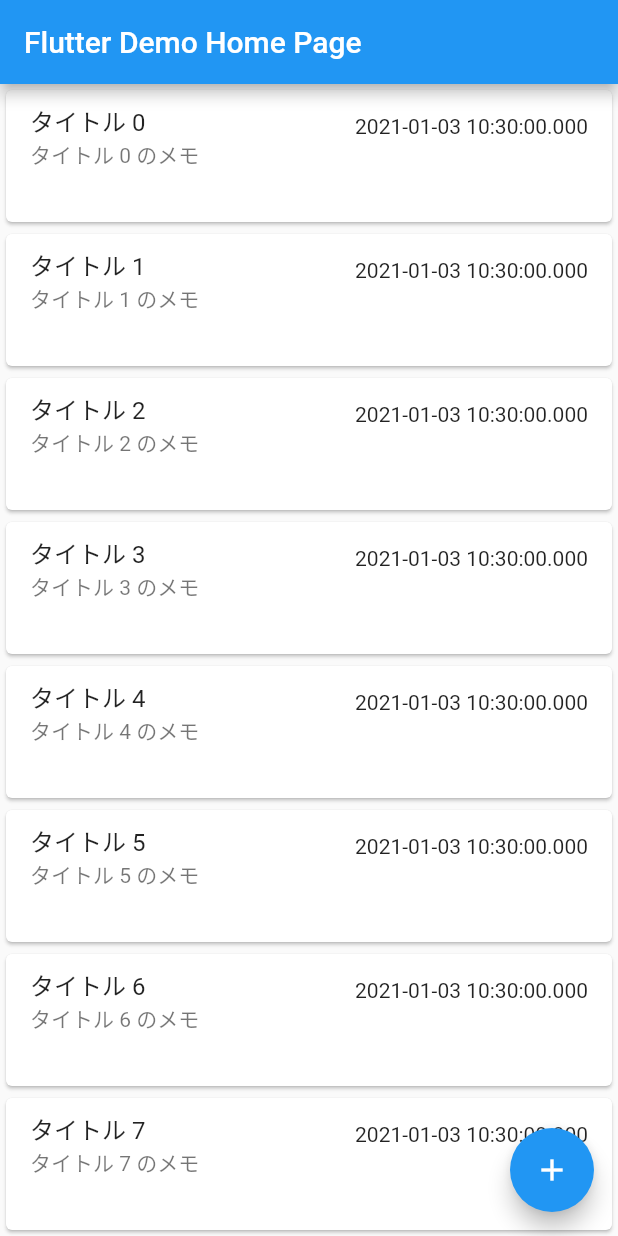
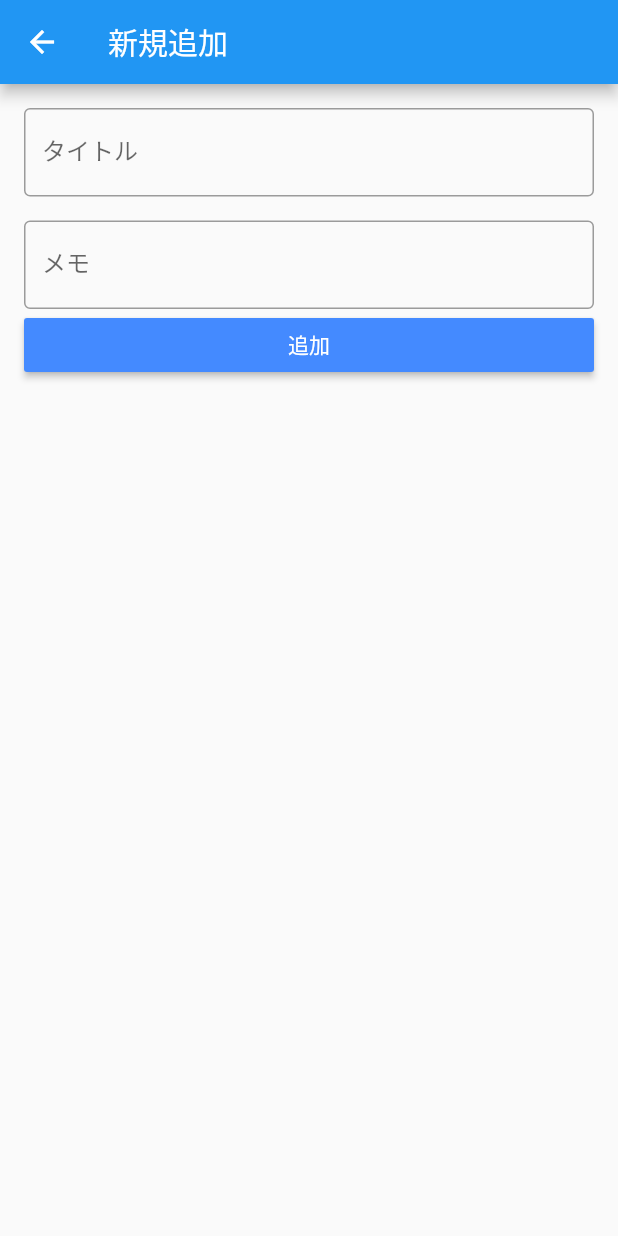
Before and after one commit to nishitaku/flutter_todo, a Flutter app: the screen it shows after launch, after a tap on the "add" icon, on a phone screen of 412 x 824 dp. Run offline on Flutter 3.47's test engine with Material 2 defaults, Android fonts, the phone set to English and light mode, and no system bars.

Commit message:
TODO追加画面の実装

```diff
--- /dev/null
+++ b/lib/components/todo_add/todo_add.dart
@@ -0,0 +1,36 @@
+import 'package:flutter/material.dart';
+import 'package:flutter_todo/models/Todo.dart';
+
+class TodoAddPage extends StatelessWidget {
+  @override
+  Widget build(BuildContext context) {
+    return Scaffold(
+        appBar: AppBar(
+          title: Text("新規追加"),
+        ),
+        body: Container(
+            margin: const EdgeInsets.all(16.0),
+            child: Form(
+                child: Column(
+              children: [
+                TextFormField(
+                  decoration: InputDecoration(
+                      border: OutlineInputBorder(), labelText: 'タイトル'),
+                ),
+                SizedBox(height: 16.0),
+                TextFormField(
+                  decoration: InputDecoration(
+                      border: OutlineInputBorder(), labelText: 'メモ'),
+                ),
+                Container(
+                  width: double.infinity,
+                  child: RaisedButton(
+                      child: const Text('追加',
+                          style: TextStyle(color: Colors.white)),
+                      color: Colors.blueAccent,
+                      onPressed: () {}),
+                )
+              ],
+            ))));
+  }
+}
--- a/lib/components/todo_list/todo_list.dart
+++ b/lib/components/todo_list/todo_list.dart
@@ -1,4 +1,5 @@
 import 'package:flutter/material.dart';
+import 'package:flutter_todo/components/todo_add/todo_add.dart';
 import 'package:flutter_todo/components/todo_edit/todo_edit.dart';
 import 'package:flutter_todo/models/Todo.dart';
 
@@ -14,6 +15,9 @@ class TodoListPage extends StatefulWidget {
 class _TodoListPageState extends State<TodoListPage> {
   _moveToEditView(Todo todo) => Navigator.push(context,
       MaterialPageRoute(builder: (context) => TodoEditPage(todo: todo)));
+
+  _moveToAddView() => Navigator.push(
+      context, MaterialPageRoute(builder: (context) => TodoAddPage()));
 
   @override
   Widget build(BuildContext context) {
@@ -37,7 +41,9 @@ class _TodoListPageState extends State<TodoListPage> {
             ));
           }),
       floatingActionButton: FloatingActionButton(
-        onPressed: () {},
+        onPressed: () {
+          _moveToAddView();
+        },
         tooltip: 'Increment',
         child: Icon(Icons.add),
       ),
```
